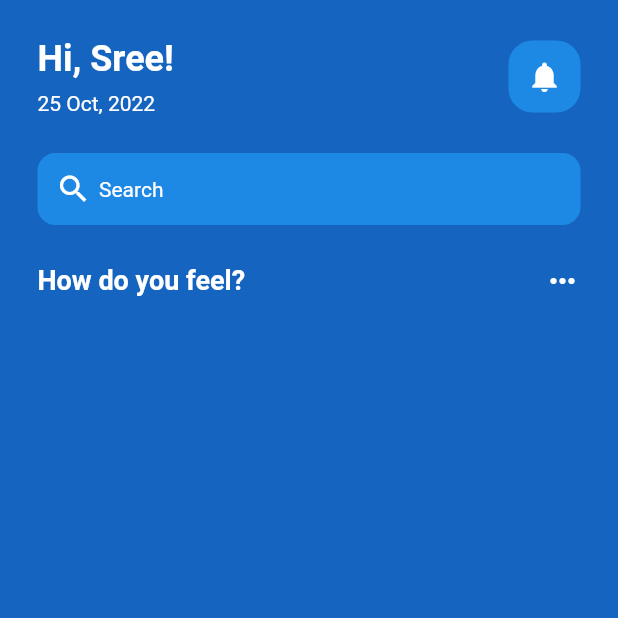
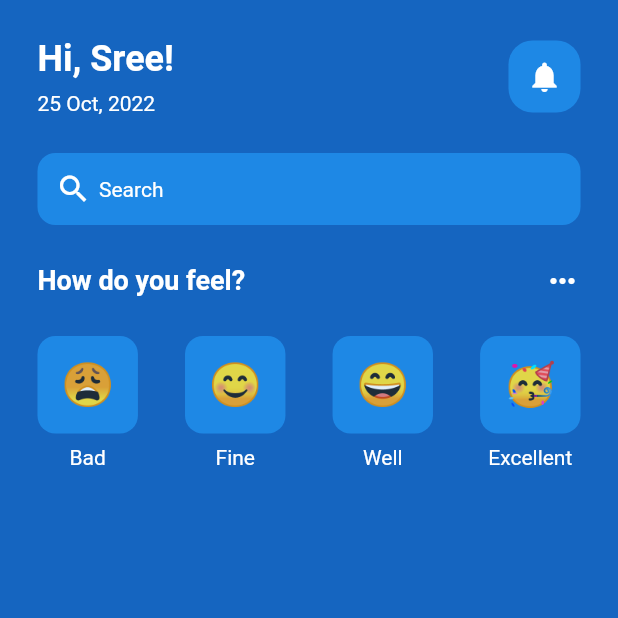
Before and after one commit to sreenath4294/flutter_app, a Flutter app: the screen it shows after launch, on a phone screen of 412 x 824 dp, the top half of it. Run offline on Flutter 3.47's test engine with Material 2 defaults, Android fonts, the phone set to English and light mode, and no system bars.

Commit message:
emotican icons

```diff
--- a/lib/pages/homescreen.dart
+++ b/lib/pages/homescreen.dart
@@ -1,3 +1,4 @@
+import 'package:demo_app/utils/emoticons.dart';
 import 'package:flutter/material.dart';
 
 class HomePage extends StatefulWidget {
@@ -108,7 +109,73 @@ class _HomePageState extends State<HomePage> {
               ),
 
               Row(
-                children: [],
+                mainAxisAlignment: MainAxisAlignment.spaceBetween,
+                children: [
+                  Column(
+                    children: const [
+                      Emoticons(
+                        emoticonFace: "😩",
+                      ),
+                      SizedBox(
+                        height: 8,
+                      ),
+                      Text(
+                        "Bad",
+                        style: TextStyle(
+                          color: Colors.white,
+                        ),
+                      )
+                    ],
+                  ),
+                  Column(
+                    children: const [
+                      Emoticons(
+                        emoticonFace: "😊",
+                      ),
+                      SizedBox(
+                        height: 8,
+                      ),
+                      Text(
+                        "Fine",
+                        style: TextStyle(
+                          color: Colors.white,
+                        ),
+                      )
+                    ],
+                  ),
+                  Column(
+                    children: const [
+                      Emoticons(
+                        emoticonFace: "😄",
+                      ),
+                      SizedBox(
+                        height: 8,
+                      ),
+                      Text(
+                        "Well",
+                        style: TextStyle(
+                          color: Colors.white,
+                        ),
+                      )
+                    ],
+                  ),
+                  Column(
+                    children: const [
+                      Emoticons(
+                        emoticonFace: "🥳",
+                      ),
+                      SizedBox(
+                        height: 8,
+                      ),
+                      Text(
+                        "Excellent",
+                        style: TextStyle(
+                          color: Colors.white,
+                        ),
+                      )
+                    ],
+                  ),
+                ],
               )
             ],
           ),
--- a/lib/utils/emoticons.dart
+++ b/lib/utils/emoticons.dart
@@ -0,0 +1,28 @@
+import 'package:flutter/material.dart';
+
+class Emoticons extends StatelessWidget {
+  final String emoticonFace;
+  const Emoticons({
+    Key? key,
+    required this.emoticonFace,
+  }) : super(key: key);
+
+  @override
+  Widget build(BuildContext context) {
+    return Container(
+      padding: const EdgeInsets.all(16),
+      decoration: BoxDecoration(
+        color: Colors.blue[600],
+        borderRadius: BorderRadius.circular(12),
+      ),
+      child: Center(
+        child: Text(
+          emoticonFace,
+          style: const TextStyle(
+            fontSize: 28,
+          ),
+        ),
+      ),
+    );
+  }
+}
```
